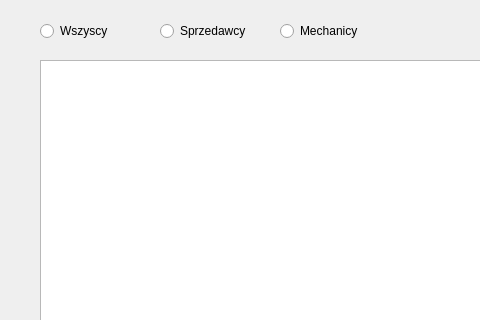
Above: PROEProjekt2/showpersonnelwindow.ui from emroczko/CarDealershipManagmentApp before the change; both pictures show x 0 to 480 and y 0 to 320 of the 600 by 407 pixel window. Below: the same form after it.
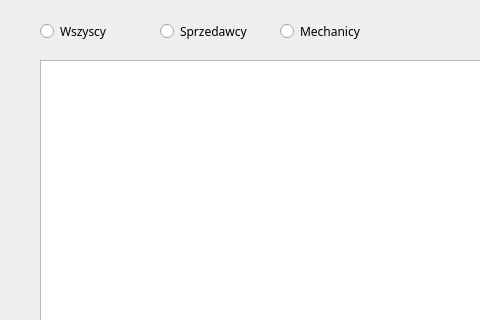
That is the form after the change.

```diff
--- a/PROEProjekt2/showpersonnelwindow.ui
+++ b/PROEProjekt2/showpersonnelwindow.ui
@@ -10,6 +10,11 @@
     <height>407</height>
    </rect>
   </property>
+  <property name="font">
+   <font>
+    <family>Avenir Next</family>
+   </font>
+  </property>
   <property name="windowTitle">
    <string>Dialog</string>
   </property>
```
